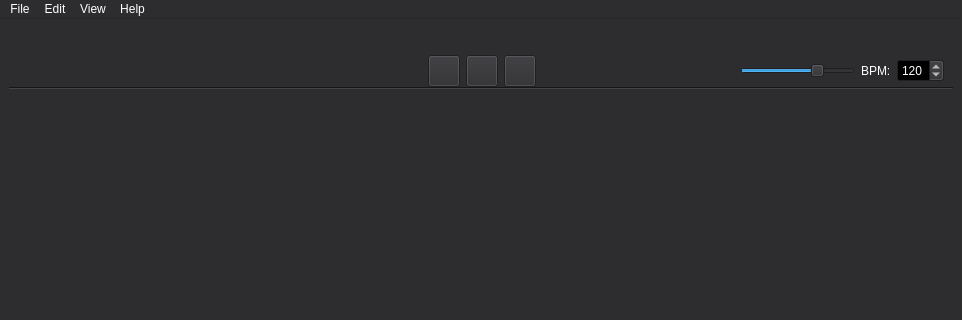
First picture: the form in src/pgta_composer/forms/mainwindow.ui, repository PGTA/PGTAComposer, before the edit; both pictures show x 0 to 962 and y 0 to 320 of the 962 by 609 pixel window.
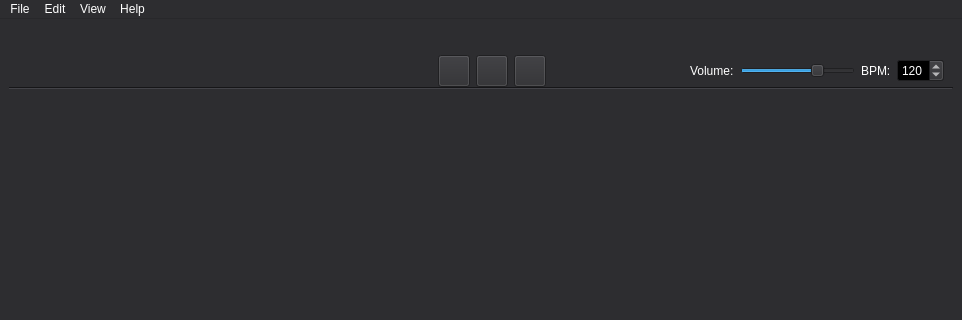
Second picture: the form after the edit. Icons and pictures are not drawn.

Commit message: Added label to master volume.

The edit to the form file:
```diff
--- a/src/pgta_composer/forms/mainwindow.ui
+++ b/src/pgta_composer/forms/mainwindow.ui
@@ -546,7 +546,7 @@
    </property>
    <property name="minimumSize">
     <size>
-     <width>650</width>
+     <width>706</width>
      <height>80</height>
     </size>
    </property>
@@ -601,7 +601,7 @@
           </property>
           <property name="minimumSize">
            <size>
-            <width>205</width>
+            <width>275</width>
             <height>64</height>
            </size>
           </property>
@@ -735,6 +735,13 @@
           </property>
          </spacer>
         </item>
+        <item>
+         <widget class="QLabel" name="label_2">
+          <property name="text">
+           <string>Volume:</string>
+          </property>
+         </widget>
+        </item>
         <item>
          <widget class="QSlider" name="VolumeSlider">
           <property name="sizePolicy">
```
Left out of the diff: 2 changed lines with no effect on the pictures.
